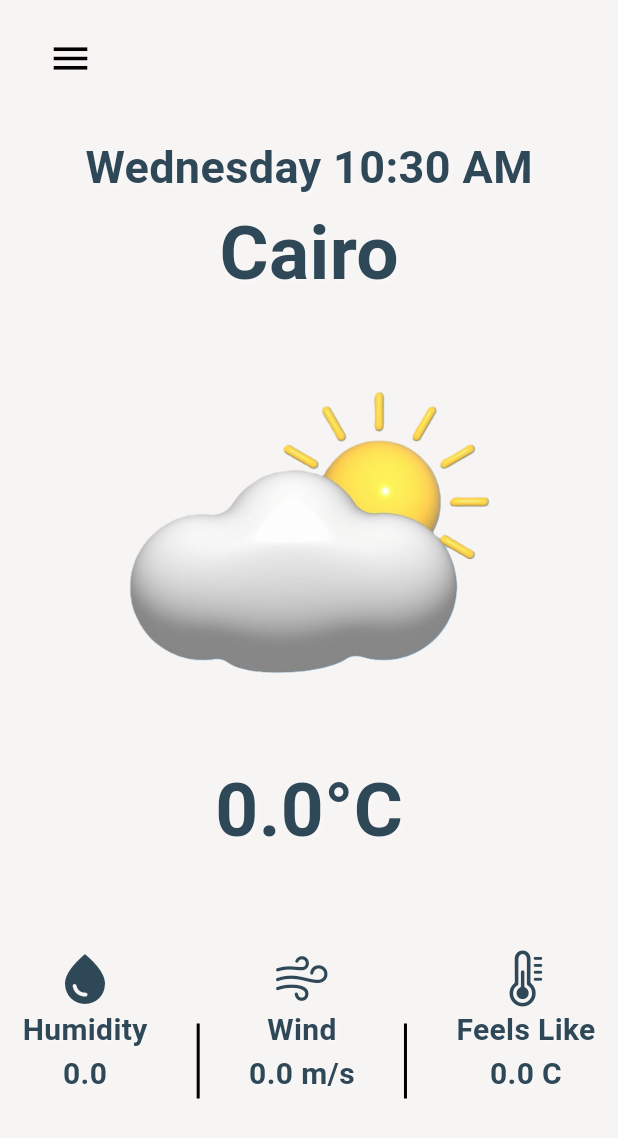
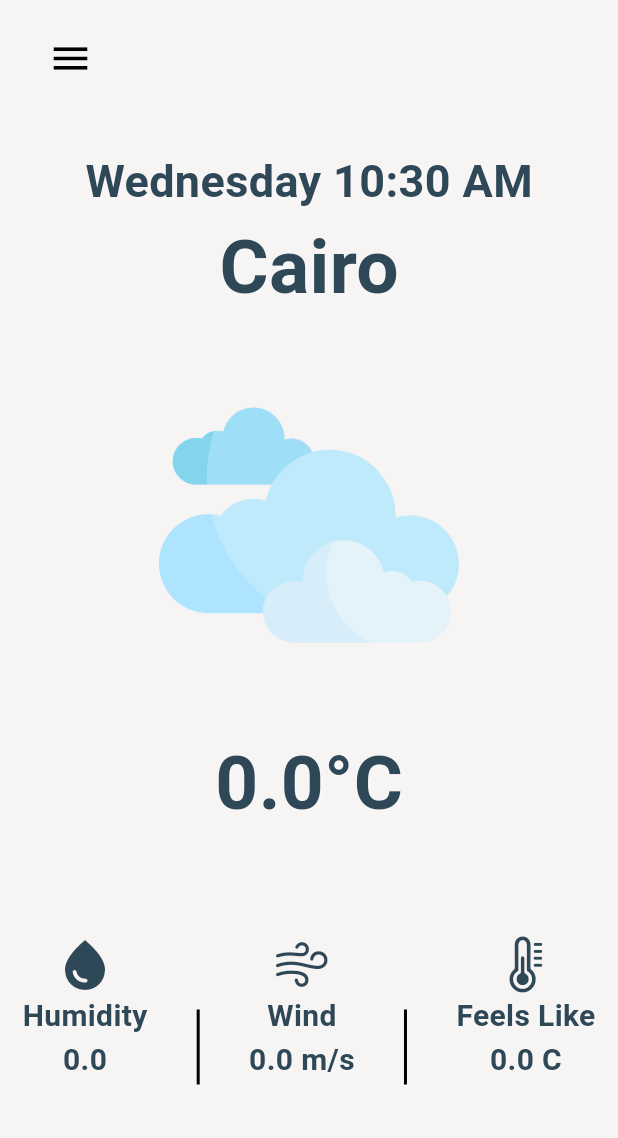
Before and after one commit to malakelsayed2/weather_app, a Flutter app: the screen it shows after launch, on a phone screen of 412 x 824 dp. Shown: the top 1138 px of the screen. Run offline on Flutter 3.47's test engine with Material 3 defaults, Android fonts, the phone set to English and light mode, and no system bars; our stand-ins replace google_fonts; network calls fail; Roboto replaces fonts that are missing (Abel).

Commit message:
Updated UI weather icons

```diff
--- /dev/null
+++ b/lib/resources/get_city_date.dart
@@ -0,0 +1,15 @@
+import 'package:intl/intl.dart';
+import 'package:weather_app/resources/string_manager.dart';
+
+class GetCityDate{
+  String formatCityTime(int timezoneOffsetInSeconds) {
+    // Current UTC time
+    final utc = DateTime.now().toUtc();
+
+    // Add the offset
+    final cityTime = utc.add(Duration(seconds: timezoneOffsetInSeconds));
+
+    // Example: "Monday 09:45 PM"
+    return DateFormat(StringManager.dateFormat).format(cityTime);
+  }
+}
--- /dev/null
+++ b/lib/resources/get_weather_icon.dart
@@ -0,0 +1,18 @@
+class GetWeatherIcon {
+  String getWeatherIcon(String condition) {
+    switch (condition.toLowerCase()) {
+      case 'clear':
+        return 'assets/images/clear.png';
+      case 'rain':
+        return "assets/images/rain.png";
+      case 'drizzle':
+        return "assets/images/rain.png";
+      case 'snow':
+        return "assets/images/snowflake.png";
+      case 'thunderstorm':
+        return "assets/images/thunder.png";
+      default:
+        return "assets/images/clouds.png";
+    }
+  }
+}
--- a/lib/resources/size_manager.dart
+++ b/lib/resources/size_manager.dart
@@ -11,6 +11,8 @@ class SizeManager{
 
   static const double size50 = 50 ;
   static const double size150 = 150 ;
+  static const double size200 = 200 ;
+
 
   static const double size300 = 300 ;
 
--- a/lib/resources/weather_service.dart
+++ b/lib/resources/weather_service.dart
@@ -44,9 +44,11 @@ class WeatherService extends ChangeNotifier {
     windSpeed = (json['wind']['speed'] as num).toDouble();
     description = json['weather'][0]['description'];
     timezone = json['timezone'];
+    condition = json['weather'][0]['main'];
+
+    print(condition);
 
     notifyListeners();
   }
 
-
 }
--- a/lib/view/screens/weather_info.dart
+++ b/lib/view/screens/weather_info.dart
@@ -9,9 +9,11 @@ import 'package:weather_app/view/widgets/custom_drawer_list.dart';
 import 'package:weather_app/view/widgets/custom_text.dart';
 import 'package:weather_app/view/widgets/custom_weather_details.dart';
 import '../../resources/city_model.dart';
+import '../../resources/get_city_date.dart';
+import '../../resources/get_weather_icon.dart';
 import '../../resources/weather_service.dart';
 import '../widgets/custom_vertical_spacer.dart';
-import 'package:intl/intl.dart';
+
 
 class WeatherInfo extends StatefulWidget {
   const WeatherInfo({super.key});
@@ -21,33 +23,25 @@ class WeatherInfo extends StatefulWidget {
 }
 
 class _WeatherInfoState extends State<WeatherInfo> {
-  String formatCityTime(int timezoneOffsetInSeconds) {
-    // Current UTC time
-    final utc = DateTime.now().toUtc();
-
-    // Add the offset
-    final cityTime = utc.add(Duration(seconds: timezoneOffsetInSeconds));
-
-    // Example: "Monday 09:45 PM"
-    return DateFormat(StringManager.dateFormat).format(cityTime);
-  }
 
   @override
   void initState() {
     super.initState();
     Provider.of<WeatherService>(context, listen: false).getCityLocation();
   }
-
   @override
   void dispose() {
     // TODO: implement dispose
     super.dispose();
   }
 
+  GetWeatherIcon icon = GetWeatherIcon() ;
+  GetCityDate getCityDate = GetCityDate() ;
+
   @override
   Widget build(BuildContext context) {
     final info = Provider.of<WeatherService>(context);
-    String date = formatCityTime(info.timezone);
+     String date = getCityDate.formatCityTime(info.timezone) ;
     return Scaffold(
       backgroundColor:Color(ColorManager.backgroundColor),
       drawer: Drawer(
@@ -96,19 +90,25 @@ class _WeatherInfoState extends State<WeatherInfo> {
                   },
                 ),
               ),
-              Spacer(),
+              const Spacer(),
               CustomText(text: date, fontSize: SizeManager.size30),
               CustomText(
                 text: info.cityName,
                 fontSize: SizeManager.size50,
               ),
-              const Image(
-                image: AssetImage(StringManager.cloudImage),
-                height: SizeManager.size300,
+              const Spacer(),
+              SizedBox(
+                height: SizeManager.size200,
+                width: SizeManager.size200,
+                child: Image.asset(
+                  icon.getWeatherIcon(info.condition),
+                  fit: BoxFit.contain, // keeps proportions
+                ),
               ),
+              const Spacer(),
               CustomText(text: "${info.temp.toString()}°C", fontSize: SizeManager.size50),
               CustomText(text: info.description, fontSize: SizeManager.size20),
-              Spacer(),
+              const Spacer(),
               SizedBox(
                 height: SizeManager.size150,
                 child: Row(
@@ -135,7 +135,7 @@ class _WeatherInfoState extends State<WeatherInfo> {
                   ],
                 ),
               ),
-              Spacer(),
+              const Spacer(),
 
             ],
           ),
--- a/pubspec.yaml
+++ b/pubspec.yaml
@@ -65,8 +65,11 @@ flutter:
 
   # To add assets to your application, add an assets section, like this:
   assets:
-    - assets/images/cloud.png
     - assets/images/clear.png
+    - assets/images/clouds.png
+    - assets/images/rain.png
+    - assets/images/snowflake.png
+    - assets/images/thunder.png
 
 
   # An image asset can refer to one or more resolution-specific "variants", see
```
Also changed, not shown: assets/images/clear.png, assets/images/cloud.png (deleted), assets/images/clouds.png (added), assets/images/rain.png (added), assets/images/snowflake.png (added), assets/images/thunder.png (added).
